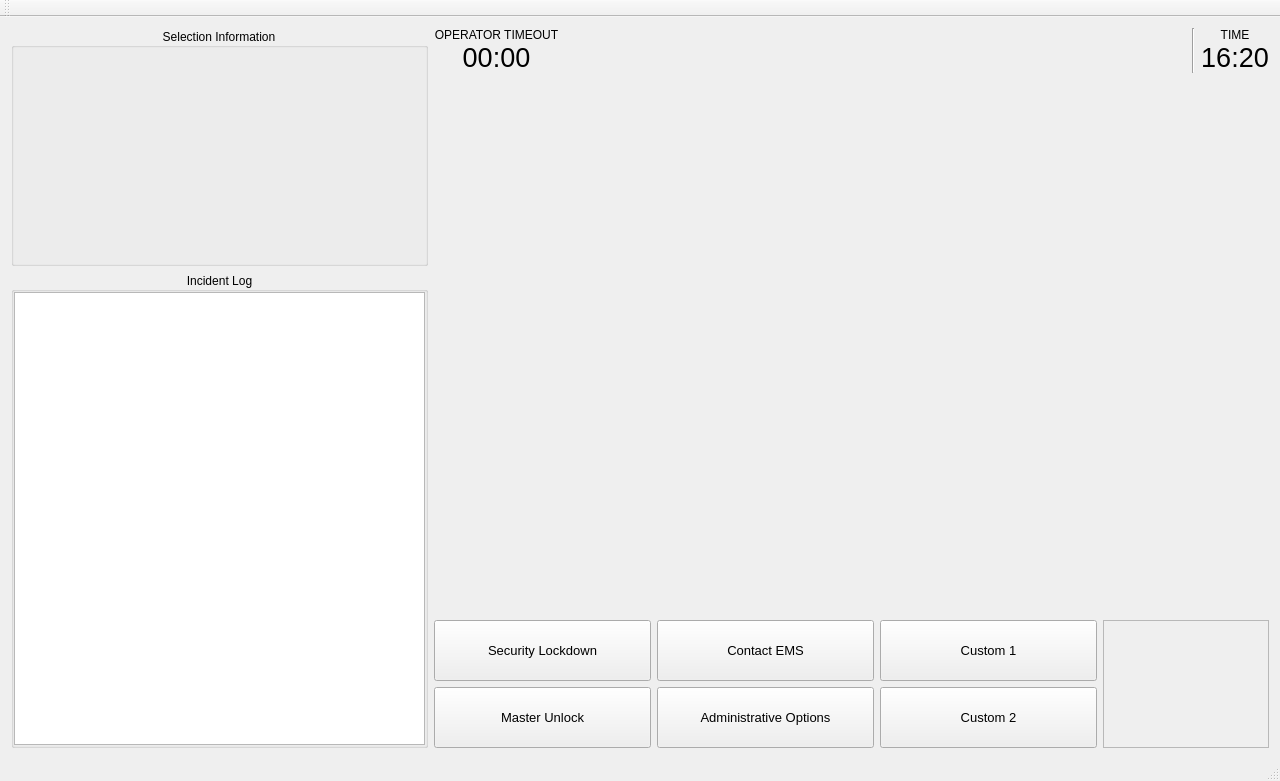
This is project/mainwindow.ui in NicRSkinner/CSci463-Proj as Qt 5 draws it before an edit. The edited form follows.
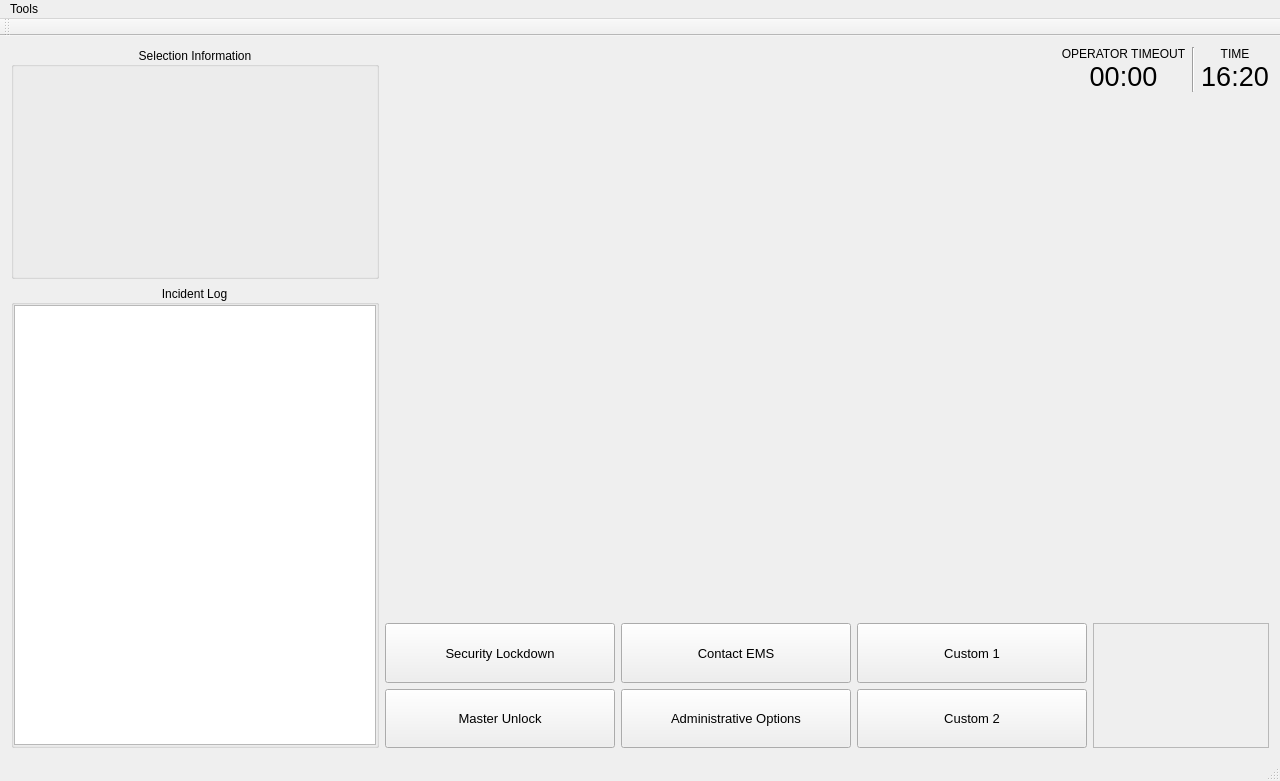
This is the edited form.

Patch:
```diff
--- a/project/mainwindow.ui
+++ b/project/mainwindow.ui
@@ -28,7 +28,7 @@
    </property>
    <layout class="QGridLayout" name="gridLayout">
     <item row="0" column="0">
-     <layout class="QHBoxLayout" name="masterHorizontalLayout" stretch="1,2">
+     <layout class="QHBoxLayout" name="masterHorizontalLayout" stretch="5,12">
       <property name="sizeConstraint">
        <enum>QLayout::SetDefaultConstraint</enum>
       </property>
@@ -92,39 +92,7 @@
       <item>
        <layout class="QVBoxLayout" name="mapLayout" stretch="2,25,6">
         <item>
-         <layout class="QHBoxLayout" name="topToolBar" stretch="0,2,0,0">
-          <item>
-           <layout class="QVBoxLayout" name="verticalLayoutTimeout" stretch="1,2">
-            <property name="spacing">
-             <number>0</number>
-            </property>
-            <item>
-             <widget class="QLabel" name="labelOperatorTimeoutSTATIC">
-              <property name="text">
-               <string>OPERATOR TIMEOUT</string>
-              </property>
-              <property name="alignment">
-               <set>Qt::AlignCenter</set>
-              </property>
-             </widget>
-            </item>
-            <item>
-             <widget class="QLabel" name="labelOperatorTimeout">
-              <property name="font">
-               <font>
-                <pointsize>20</pointsize>
-               </font>
-              </property>
-              <property name="text">
-               <string>00:00</string>
-              </property>
-              <property name="alignment">
-               <set>Qt::AlignCenter</set>
-              </property>
-             </widget>
-            </item>
-           </layout>
-          </item>
+         <layout class="QHBoxLayout" name="topToolBar" stretch="0,0,0,0">
           <item>
            <spacer name="horizontalSpacer">
             <property name="orientation">
@@ -138,6 +106,38 @@
             </property>
            </spacer>
           </item>
+          <item>
+           <layout class="QVBoxLayout" name="verticalLayoutTimeout" stretch="1,2">
+            <property name="spacing">
+             <number>0</number>
+            </property>
+            <item>
+             <widget class="QLabel" name="labelOperatorTimeoutSTATIC">
+              <property name="text">
+               <string>OPERATOR TIMEOUT</string>
+              </property>
+              <property name="alignment">
+               <set>Qt::AlignCenter</set>
+              </property>
+             </widget>
+            </item>
+            <item>
+             <widget class="QLabel" name="labelOperatorTimeout">
+              <property name="font">
+               <font>
+                <pointsize>20</pointsize>
+               </font>
+              </property>
+              <property name="text">
+               <string>00:00</string>
+              </property>
+              <property name="alignment">
+               <set>Qt::AlignCenter</set>
+              </property>
+             </widget>
+            </item>
+           </layout>
+          </item>
           <item>
            <widget class="Line" name="line">
             <property name="orientation">
@@ -323,6 +323,13 @@
      <height>22</height>
     </rect>
    </property>
+   <widget class="QMenu" name="menuTools">
+    <property name="title">
+     <string>Tools</string>
+    </property>
+    <addaction name="actionSystem_Test_GUI"/>
+   </widget>
+   <addaction name="menuTools"/>
   </widget>
   <widget class="QToolBar" name="mainToolBar">
    <attribute name="toolBarArea">
```
Left out of the diff: 5 changed lines with no effect on the pictures.
